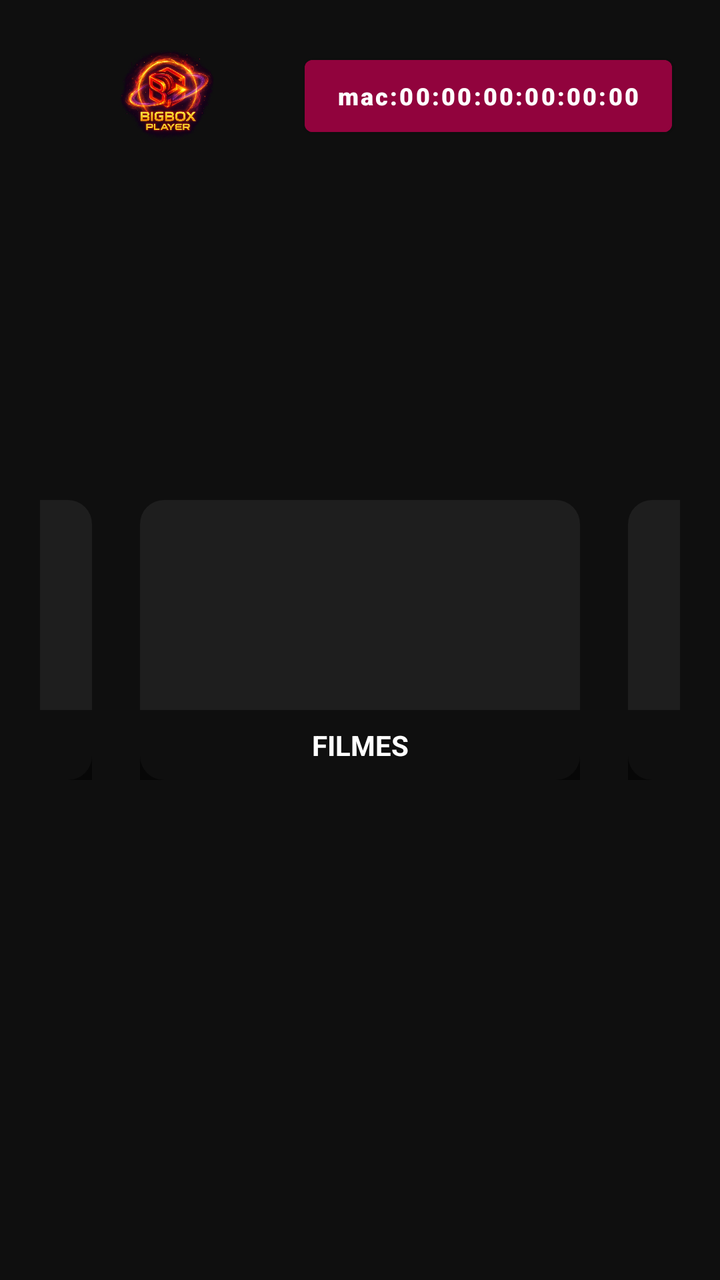
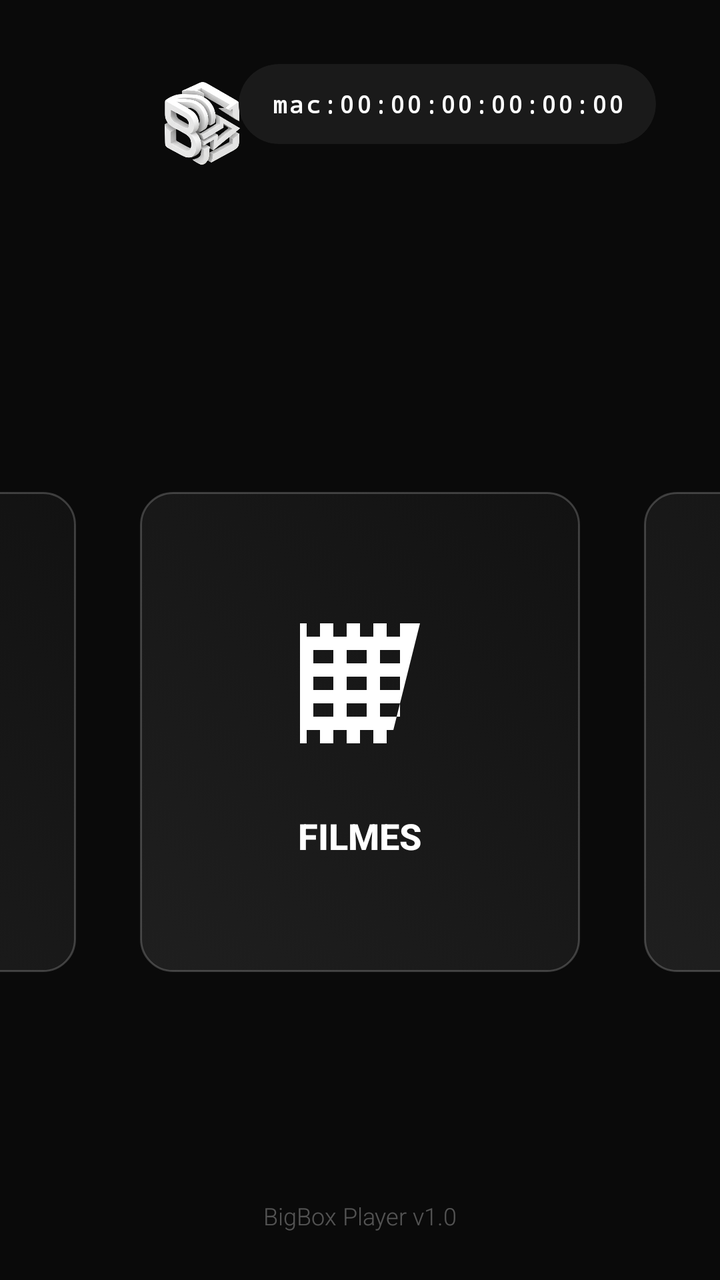

An Android layout rendered at two revisions. The XML below is the earlier revision; the diff shows what the commit changed to produce the second picture.
<!-- AndroidManifest.xml: application theme Theme.BigBoxPlayer -->
<!-- res/layout/activity_main.xml -->
<?xml version="1.0" encoding="utf-8"?>
<androidx.constraintlayout.widget.ConstraintLayout xmlns:android="http://schemas.android.com/apk/res/android"
    xmlns:app="http://schemas.android.com/apk/res-auto"
    android:layout_width="match_parent"
    android:layout_height="match_parent"
    android:background="#0F0F0F">

    

    <ImageView
        android:id="@+id/imgLogoSmall"
        android:layout_width="120dp"
        android:layout_height="50dp"
        android:layout_margin="24dp"
        android:layout_marginStart="40dp"
        android:layout_marginTop="20dp"
        android:src="@drawable/logo"
        app:layout_constraintStart_toStartOf="parent"
        app:layout_constraintTop_toTopOf="parent" />

    <Button
        android:id="@+id/btnSupport"
        android:layout_width="wrap_content"
        android:layout_height="wrap_content"
        android:layout_margin="24dp"
        android:backgroundTint="#91033D"
        android:fontFamily="sans-serif-black"
        android:text="mac:00:00:00:00:00:00"
        android:textAllCaps="false"
        android:textSize="12sp"
        android:textColor="#FFFFFF"
        android:nextFocusDown="@id/cardCanais"
        app:layout_constraintEnd_toEndOf="parent"
        app:layout_constraintTop_toTopOf="parent" />

    
    <LinearLayout
        android:id="@+id/layoutMenu"
        android:layout_width="match_parent"
        android:layout_height="wrap_content"
        android:gravity="center"
        android:orientation="horizontal"
        android:padding="20dp"
        app:layout_constraintBottom_toBottomOf="parent"
        app:layout_constraintTop_toTopOf="parent">

        
        <FrameLayout
            android:id="@+id/cardCanais"
            android:layout_width="220dp"
            android:layout_height="140dp"
            android:layout_margin="12dp"
            android:background="@drawable/bg_card_selector"
            android:focusable="true"
            android:clickable="true"
            android:nextFocusUp="@id/btnSupport">
            <ImageView
                android:id="@+id/imgCanais"
                android:layout_width="match_parent"
                android:layout_height="match_parent"
                android:scaleType="centerCrop" />
            <TextView
                android:id="@+id/txtCanais"
                android:layout_width="match_parent"
                android:layout_height="wrap_content"
                android:layout_gravity="bottom"
                android:background="#80000000"
                android:gravity="center"
                android:padding="8dp"
                android:text="CANAIS"
                android:textColor="#FFFFFF"
                android:textStyle="bold" />
        </FrameLayout>

        
        <FrameLayout
            android:id="@+id/cardFilmes"
            android:layout_width="220dp"
            android:layout_height="140dp"
            android:layout_margin="12dp"
            android:background="@drawable/bg_card_selector"
            android:focusable="true"
            android:clickable="true"
            android:nextFocusUp="@id/btnSupport">
            <ImageView
                android:id="@+id/imgFilmes"
                android:layout_width="match_parent"
                android:layout_height="match_parent"
                android:scaleType="centerCrop" />
            <TextView
                android:id="@+id/txtFilmes"
                android:layout_width="match_parent"
                android:layout_height="wrap_content"
                android:layout_gravity="bottom"
                android:background="#80000000"
                android:gravity="center"
                android:padding="8dp"
                android:text="FILMES"
                android:textColor="#FFFFFF"
                android:textStyle="bold" />
        </FrameLayout>

        
        <FrameLayout
            android:id="@+id/cardSeries"
            android:layout_width="220dp"
            android:layout_height="140dp"
            android:layout_margin="12dp"
            android:background="@drawable/bg_card_selector"
            android:focusable="true"
            android:clickable="true"
            android:nextFocusUp="@id/btnSupport">
            <ImageView
                android:id="@+id/imgSeries"
                android:layout_width="match_parent"
                android:layout_height="match_parent"
                android:scaleType="centerCrop" />
            <TextView
                android:id="@+id/txtSeries"
                android:layout_width="match_parent"
                android:layout_height="wrap_content"
                android:layout_gravity="bottom"
                android:background="#80000000"
                android:gravity="center"
                android:padding="8dp"
                android:text="SÉRIES"
                android:textColor="#FFFFFF"
                android:textStyle="bold" />
        </FrameLayout>

    </LinearLayout>

</androidx.constraintlayout.widget.ConstraintLayout>
<!-- resources referenced by this layout -->
<resources>
  <!-- drawable bg_card_selector (drawable) -->
  <?xml version="1.0" encoding="utf-8"?>
  <selector xmlns:android="http://schemas.android.com/apk/res/android">
      <item android:state_focused="true">
          <shape android:shape="rectangle">
              <solid android:color="#91033D" />
              <corners android:radius="12dp" />
              <stroke android:width="2dp" android:color="#FFFFFF" />
          </shape>
      </item>
      <item>
          <shape android:shape="rectangle">
              <solid android:color="#1E1E1E" />
              <corners android:radius="12dp" />
          </shape>
      </item>
  </selector>
  <!-- drawable logo: png bitmap (drawable, 381034 bytes) -->
  <style name="Theme.BigBoxPlayer" parent="Theme.MaterialComponents.DayNight.NoActionBar">
          <item name="colorPrimary">#91033D</item>
          <item name="android:windowBackground">#0F0F0F</item>
          <item name="android:textColorPrimary">#FFFFFF</item>
      </style>
</resources>

<!-- the commit's change to res/layout/activity_main.xml (unified diff, before → after) -->
@@ -3,131 +3,167 @@
     xmlns:app="http://schemas.android.com/apk/res-auto"
     android:layout_width="match_parent"
     android:layout_height="match_parent"
-    android:background="#0F0F0F">
+    android:background="#0A0A0A">
 
     
-
     <ImageView
         android:id="@+id/imgLogoSmall"
-        android:layout_width="120dp"
-        android:layout_height="50dp"
-        android:layout_margin="24dp"
-        android:layout_marginStart="40dp"
-        android:layout_marginTop="20dp"
+        android:layout_width="140dp"
+        android:layout_height="60dp"
+        android:layout_marginStart="32dp"
+        android:layout_marginTop="32dp"
         android:src="@drawable/logo"
         app:layout_constraintStart_toStartOf="parent"
         app:layout_constraintTop_toTopOf="parent" />
 
-    <Button
-        android:id="@+id/btnSupport"
+    <androidx.cardview.widget.CardView
+        android:id="@+id/cardSupport"
         android:layout_width="wrap_content"
         android:layout_height="wrap_content"
-        android:layout_margin="24dp"
-        android:backgroundTint="#91033D"
-        android:fontFamily="sans-serif-black"
-        android:text="mac:00:00:00:00:00:00"
-        android:textAllCaps="false"
-        android:textSize="12sp"
-        android:textColor="#FFFFFF"
-        android:nextFocusDown="@id/cardCanais"
+        android:layout_marginTop="32dp"
+        android:layout_marginEnd="32dp"
+        app:cardBackgroundColor="#1A1A1A"
+        app:cardCornerRadius="20dp"
+        app:cardElevation="0dp"
         app:layout_constraintEnd_toEndOf="parent"
-        app:layout_constraintTop_toTopOf="parent" />
+        app:layout_constraintTop_toTopOf="parent">
+
+        <Button
+            android:id="@+id/btnSupport"
+            android:layout_width="wrap_content"
+            android:layout_height="40dp"
+            android:background="@android:color/transparent"
+            android:fontFamily="monospace"
+            android:paddingStart="16dp"
+            android:paddingEnd="16dp"
+            android:text="mac:00:00:00:00:00:00"
+            android:textAllCaps="false"
+            android:textColor="#FFFFFF"
+            android:textSize="12sp"
+            android:textStyle="bold" />
+    </androidx.cardview.widget.CardView>
 
     
     <LinearLayout
         android:id="@+id/layoutMenu"
-        android:layout_width="match_parent"
+        android:layout_width="wrap_content"
         android:layout_height="wrap_content"
         android:gravity="center"
         android:orientation="horizontal"
-        android:padding="20dp"
         app:layout_constraintBottom_toBottomOf="parent"
-        app:layout_constraintTop_toTopOf="parent">
+        app:layout_constraintEnd_toEndOf="parent"
+        app:layout_constraintStart_toStartOf="parent"
+        app:layout_constraintTop_toBottomOf="@id/imgLogoSmall">
 
         
-        <FrameLayout
+        <LinearLayout
             android:id="@+id/cardCanais"
             android:layout_width="220dp"
-            android:layout_height="140dp"
-            android:layout_margin="12dp"
-            android:background="@drawable/bg_card_selector"
+            android:layout_height="240dp"
+            android:layout_margin="16dp"
+            android:background="@drawable/bg_card_premium"
+            android:clickable="true"
             android:focusable="true"
-            android:clickable="true"
-            android:nextFocusUp="@id/btnSupport">
+            android:gravity="center"
+            android:orientation="vertical"
+            android:padding="24dp">
+
             <ImageView
                 android:id="@+id/imgCanais"
-                android:layout_width="match_parent"
-                android:layout_height="match_parent"
-                android:scaleType="centerCrop" />
+                android:layout_width="80dp"
+                android:layout_height="80dp"
+                android:src="@drawable/ic_live_tv"
+                app:tint="#FFFFFF" />
+
             <TextView
                 android:id="@+id/txtCanais"
-                android:layout_width="match_parent"
+                android:layout_width="wrap_content"
                 android:layout_height="wrap_content"
-                android:layout_gravity="bottom"
-                android:background="#80000000"
-                android:gravity="center"
-                android:padding="8dp"
+                android:layout_marginTop="24dp"
+                android:fontFamily="sans-serif-medium"
                 android:text="CANAIS"
                 android:textColor="#FFFFFF"
+                android:textSize="18sp"
                 android:textStyle="bold" />
-        </FrameLayout>
+        </LinearLayout>
 
         
-        <FrameLayout
+        <LinearLayout
             android:id="@+id/cardFilmes"
             android:layout_width="220dp"
-            android:layout_height="140dp"
-            android:layout_margin="12dp"
-            android:background="@drawable/bg_card_selector"
+            android:layout_height="240dp"
+            android:layout_margin="16dp"
+            android:background="@drawable/bg_card_premium"
+            android:clickable="true"
             android:focusable="true"
-            android:clickable="true"
-            android:nextFocusUp="@id/btnSupport">
+            android:gravity="center"
+            android:orientation="vertical"
+            android:padding="24dp">
+
             <ImageView
                 android:id="@+id/imgFilmes"
-                android:layout_width="match_parent"
-                android:layout_height="match_parent"
-                android:scaleType="centerCrop" />
+                android:layout_width="80dp"
+                android:layout_height="80dp"
+                android:src="@drawable/ic_movie"
+                app:tint="#FFFFFF" />
+
             <TextView
                 android:id="@+id/txtFilmes"
-                android:layout_width="match_parent"
+                android:layout_width="wrap_content"
                 android:layout_height="wrap_content"
-                android:layout_gravity="bottom"
-                android:background="#80000000"
-                android:gravity="center"
-                android:padding="8dp"
+                android:layout_marginTop="24dp"
+                android:fontFamily="sans-serif-medium"
                 android:text="FILMES"
                 android:textColor="#FFFFFF"
+                android:textSize="18sp"
                 android:textStyle="bold" />
-        </FrameLayout>
+        </LinearLayout>
 
         
-        <FrameLayout
+        <LinearLayout
             android:id="@+id/cardSeries"
             android:layout_width="220dp"
-            android:layout_height="140dp"
-            android:layout_margin="12dp"
-            android:background="@drawable/bg_card_selector"
+            android:layout_height="240dp"
+            android:layout_margin="16dp"
+            android:background="@drawable/bg_card_premium"
+            android:clickable="true"
             android:focusable="true"
-            android:clickable="true"
-            android:nextFocusUp="@id/btnSupport">
+            android:gravity="center"
+            android:orientation="vertical"
+            android:padding="24dp">
+
             <ImageView
                 android:id="@+id/imgSeries"
-                android:layout_width="match_parent"
-                android:layout_height="match_parent"
-                android:scaleType="centerCrop" />
+                android:layout_width="80dp"
+                android:layout_height="80dp"
+                android:src="@drawable/ic_tv_series"
+                app:tint="#FFFFFF" />
+
             <TextView
                 android:id="@+id/txtSeries"
-                android:layout_width="match_parent"
+                android:layout_width="wrap_content"
                 android:layout_height="wrap_content"
-                android:layout_gravity="bottom"
-                android:background="#80000000"
-                android:gravity="center"
-                android:padding="8dp"
+                android:layout_marginTop="24dp"
+                android:fontFamily="sans-serif-medium"
                 android:text="SÉRIES"
                 android:textColor="#FFFFFF"
+                android:textSize="18sp"
                 android:textStyle="bold" />
-        </FrameLayout>
+        </LinearLayout>
 
     </LinearLayout>
 
+    
+    <TextView
+        android:layout_width="wrap_content"
+        android:layout_height="wrap_content"
+        android:layout_marginBottom="24dp"
+        android:fontFamily="sans-serif-light"
+        android:text="BigBox Player v1.0"
+        android:textColor="#4DFFFFFF"
+        android:textSize="12sp"
+        app:layout_constraintBottom_toBottomOf="parent"
+        app:layout_constraintEnd_toEndOf="parent"
+        app:layout_constraintStart_toStartOf="parent" />
+
 </androidx.constraintlayout.widget.ConstraintLayout>
<!-- resource entries referenced after the edit -->
@@ -1,23 +1,79 @@
 <!-- resources referenced by this layout -->
 <resources>
-  <!-- drawable bg_card_selector (drawable) -->
+  <!-- drawable bg_card_premium (drawable) -->
   <?xml version="1.0" encoding="utf-8"?>
   <selector xmlns:android="http://schemas.android.com/apk/res/android">
+      
       <item android:state_focused="true">
-          <shape android:shape="rectangle">
-              <solid android:color="#91033D" />
-              <corners android:radius="12dp" />
-              <stroke android:width="2dp" android:color="#FFFFFF" />
-          </shape>
+          <layer-list>
+              
+              <item>
+                  <shape android:shape="rectangle">
+                      <solid android:color="#20FFFFFF" />
+                      <corners android:radius="16dp" />
+                  </shape>
+              </item>
+              
+              <item android:bottom="2dp" android:left="2dp" android:right="2dp" android:top="2dp">
+                  <shape android:shape="rectangle">
+                      <gradient
+                          android:angle="45"
+                          android:endColor="#2A2A2A"
+                          android:startColor="#3D3D3D" />
+                      <corners android:radius="16dp" />
+                      <stroke
+                          android:width="2dp"
+                          android:color="#91033D" />
+                  </shape>
+              </item>
+          </layer-list>
       </item>
+  
+      
       <item>
           <shape android:shape="rectangle">
-              <solid android:color="#1E1E1E" />
-              <corners android:radius="12dp" />
+              <gradient
+                  android:angle="45"
+                  android:endColor="#121212"
+                  android:startColor="#1F1F1F" />
+              <corners android:radius="16dp" />
+              <stroke
+                  android:width="1dp"
+                  android:color="#33FFFFFF" />
           </shape>
       </item>
   </selector>
-  <!-- drawable logo: png bitmap (drawable, 381034 bytes) -->
+  <!-- drawable ic_live_tv (drawable) -->
+  <vector xmlns:android="http://schemas.android.com/apk/res/android"
+      android:width="48dp"
+      android:height="48dp"
+      android:viewportWidth="24"
+      android:viewportHeight="24">
+      <path
+          android:fillColor="#FFFFFF"
+          android:pathData="M21,6h-7.59l3.29,-3.29L16,2l-4,4 -4,-4 -0.71,0.71L10.59,6H3c-1.1,0 -2,0.89 -2,2v12c0,1.1 0.9,2 2,2h18c1.1,0 2,-0.9 2,-2V8c0,-1.11 -0.9,-2 -2,-2zM21,20H3V8h18v12zM10,13v2.79c0,0.45 0.54,0.67 0.85,0.35l1.5,-1.5c0.2,-0.2 0.2,-0.51 0,-0.71l-1.5,-1.5a0.47,0.47 0 0,0 -0.85,0.57zM14,13v3h1v-3h-1zM16,13v3h1v-3h-1z" />
+  </vector>
+  <!-- drawable ic_movie (drawable) -->
+  <vector xmlns:android="http://schemas.android.com/apk/res/android"
+      android:width="48dp"
+      android:height="48dp"
+      android:viewportWidth="24"
+      android:viewportHeight="24">
+      <path
+          android:fillColor="#FFFFFF"
+          android:pathData="M18,3v2h-2L16,3h-2v2h-2L12,3h-2v2L8,5L8,3L6,3v2L4,5L4,3L3,3v18h1l0,-2h2v2h2v-2h2v2h2v-2h2v2h2v-2h1L21,3h-3zM8,17L5,17v-2h3v2zM8,13L5,13v-2h3v2zM8,9L5,9L5,7h3v2zM13,17h-3v-2h3v2zM13,13h-3v-2h3v2zM13,9h-3L10,7h3v2zM18,17h-3v-2h3v2zM18,13h-3v-2h3v2zM18,9h-3L15,7h3v2z" />
+  </vector>
+  <!-- drawable ic_tv_series (drawable) -->
+  <vector xmlns:android="http://schemas.android.com/apk/res/android"
+      android:width="48dp"
+      android:height="48dp"
+      android:viewportWidth="24"
+      android:viewportHeight="24">
+      <path
+          android:fillColor="#FFFFFF"
+          android:pathData="M21,3L3,3c-1.1,0 -2,0.9 -2,2v12c0,1.1 0.9,2 2,2h5v2h8v-2h5c1.1,0 2,-0.9 2,-2L23,5c0,-1.1 -0.9,-2 -2,-2zM21,17L3,17L3,5h18v12z" />
+  </vector>
+  <!-- drawable logo: png bitmap (drawable, 188208 bytes) -->
   <style name="Theme.BigBoxPlayer" parent="Theme.MaterialComponents.DayNight.NoActionBar">
           <item name="colorPrimary">#91033D</item>
           <item name="android:windowBackground">#0F0F0F</item>
